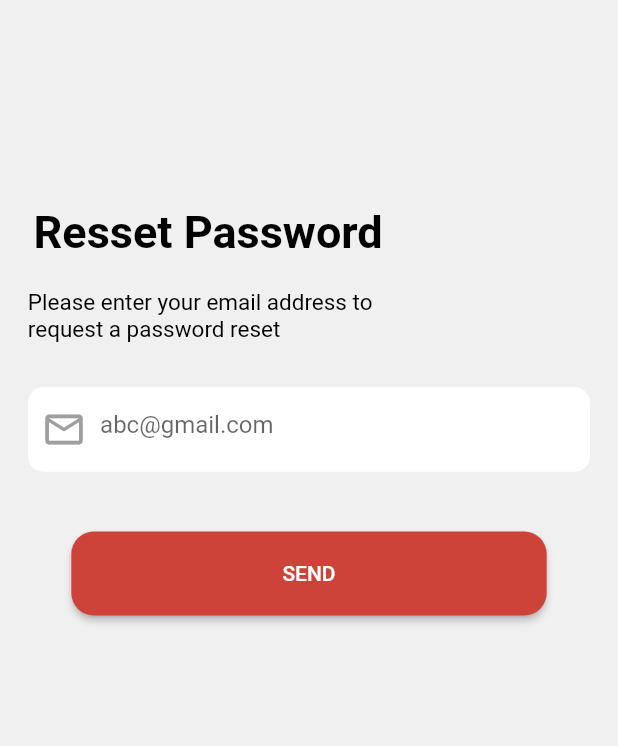
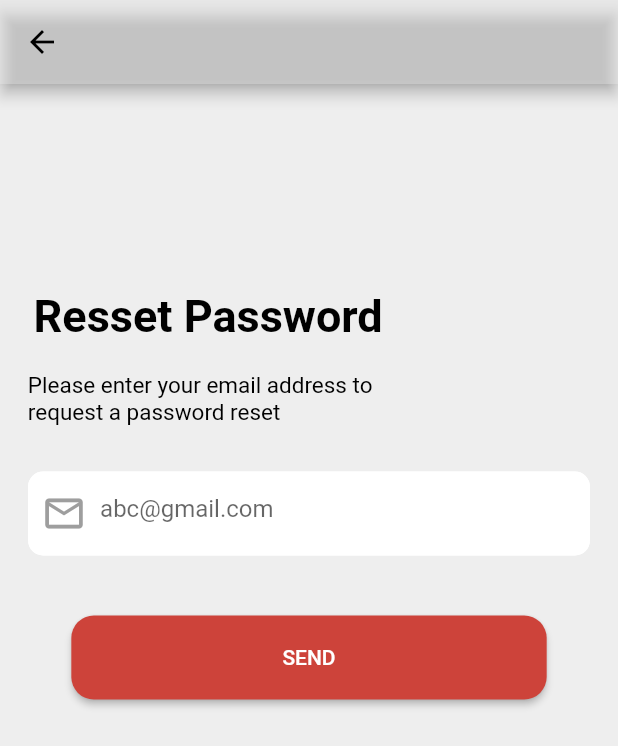
Before and after one commit to tuqa99/Darebny, a Flutter app: the RessetPassword screen opened directly, on a phone screen of 412 x 824 dp. Shown: the top 746 px of the screen. Run offline on Flutter 3.47's test engine with Material 2 defaults, Android fonts, the phone set to English and light mode, and no system bars; our stand-ins replace unicons.

Commit message:
sigiIn edit

```diff
--- a/lib/RessetPassword.dart
+++ b/lib/RessetPassword.dart
@@ -1,3 +1,4 @@
+import 'package:darebny/SignIn.dart';
 import 'package:flutter/material.dart';
 
 class RessetPassword extends StatefulWidget {
@@ -12,9 +13,18 @@ class _RessetPasswordState extends State<RessetPassword> {
   Widget build(BuildContext context) {
     final screenSize = MediaQuery.of(context).size;
     return Scaffold(
+      appBar: AppBar(
+        backgroundColor:    Color.fromRGBO(218, 218, 218, 0.39),
+        leading: IconButton(
+            onPressed: () {Navigator.of(context).push(MaterialPageRoute(builder: (context) =>SignIn()));},
+            icon: Icon(
+              Icons.arrow_back,
+              color: Colors.black,
+            )),
+      ),
       body: Container(
         width: screenSize.width,
-        color: Color.fromRGBO(218, 218, 218, 0.3),
+        color: Color.fromRGBO(218, 218, 218, 0.39),
         child: Column(
           crossAxisAlignment: CrossAxisAlignment.start,
           children: [
--- a/lib/main.dart
+++ b/lib/main.dart
@@ -13,7 +13,7 @@ class MyApp extends StatelessWidget {
   Widget build(BuildContext context) {
     return const MaterialApp(
       debugShowCheckedModeBanner: false,
-      home:RessetPassword(),
+      home:SignIn(),
     );
   }
 }
```
Also changed, not shown: lib/SignIn.dart (+10 -9 lines), lib/SignUp.dart (+3 -14 lines), lib/assets/images/logo.gif (added).
